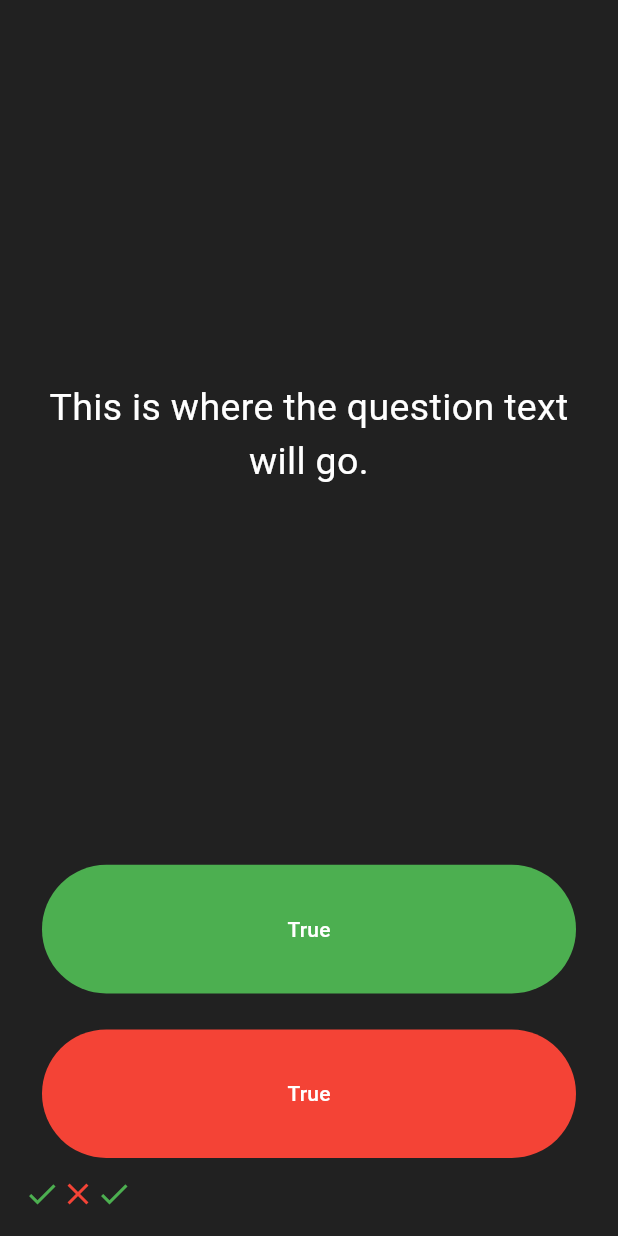
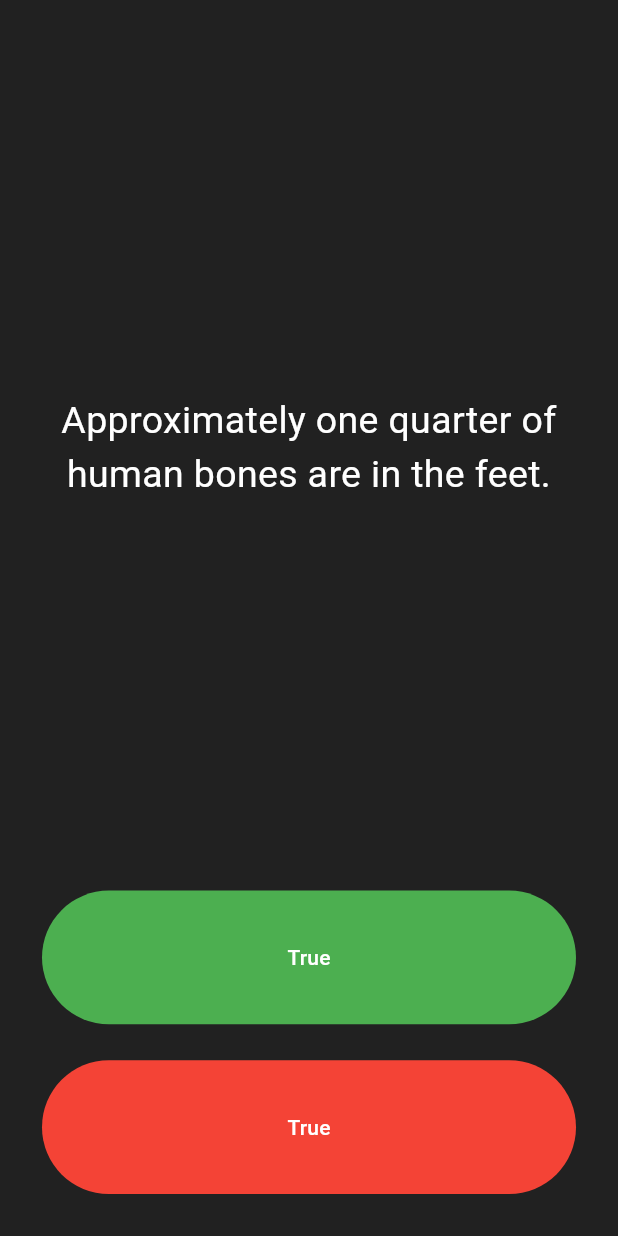
Before and after one commit to infosabbir/quizzler, a Flutter app: the screen it shows after launch, after a tap on "True", on a phone screen of 412 x 824 dp. Run offline on Flutter 3.47's test engine with Material 3 defaults, Android fonts, the phone set to English and light mode, and no system bars.

Commit message:
Displaying the questions

```diff
--- a/lib/main.dart
+++ b/lib/main.dart
@@ -31,16 +31,15 @@ class QuizPage extends StatefulWidget {
 }
 
 class _QuizPageState extends State<QuizPage> {
-  List<Icon> scoreKepper = [
-    Icon(
-      Icons.check,
-      color: Colors.green,
-    ),
-    Icon(
-      Icons.close,
-      color: Colors.red,
-    ),
+  List<Icon> scoreKepper = [];
+
+  List<String> questions = [
+    'You can lead a cow down stairs but not up stairs.',
+    'Approximately one quarter of human bones are in the feet.',
+    'A slug\'s blood is green.',
   ];
+  int questionNumber = 0;
+
   @override
   Widget build(BuildContext context) {
     return Column(
@@ -50,7 +49,7 @@ class _QuizPageState extends State<QuizPage> {
           flex: 5,
           child: Center(
             child: Text(
-              'This is where the question text will go.',
+              questions[questionNumber],
               style: TextStyle(
                 fontSize: 25,
                 color: Colors.white,
@@ -65,13 +64,9 @@ class _QuizPageState extends State<QuizPage> {
             child: TextButton(
               onPressed: () {
                 setState(() {
-                  scoreKepper.add(
-                    Icon(
-                      Icons.check,
-                      color: Colors.green,
-                    ),
-                  );
+                  questionNumber++;
                 });
+                debugPrint('$questionNumber');
               },
               style: TextButton.styleFrom(
                 backgroundColor: Colors.green,
@@ -85,7 +80,12 @@ class _QuizPageState extends State<QuizPage> {
           child: Padding(
             padding: const EdgeInsets.all(12.0),
             child: TextButton(
-              onPressed: () {},
+              onPressed: () {
+                setState(() {
+                  questionNumber++;
+                });
+                debugPrint('$questionNumber');
+              },
               style: TextButton.styleFrom(
                 backgroundColor: Colors.red,
                 foregroundColor: Colors.white,
@@ -101,3 +101,9 @@ class _QuizPageState extends State<QuizPage> {
     );
   }
 }
+
+/*
+question1: 'You can lead a cow down stairs but not up stairs.', false,
+question2: 'Approximately one quarter of human bones are in the feet.', true,
+question3: 'A slug\'s blood is green.', true,
+*/
```
